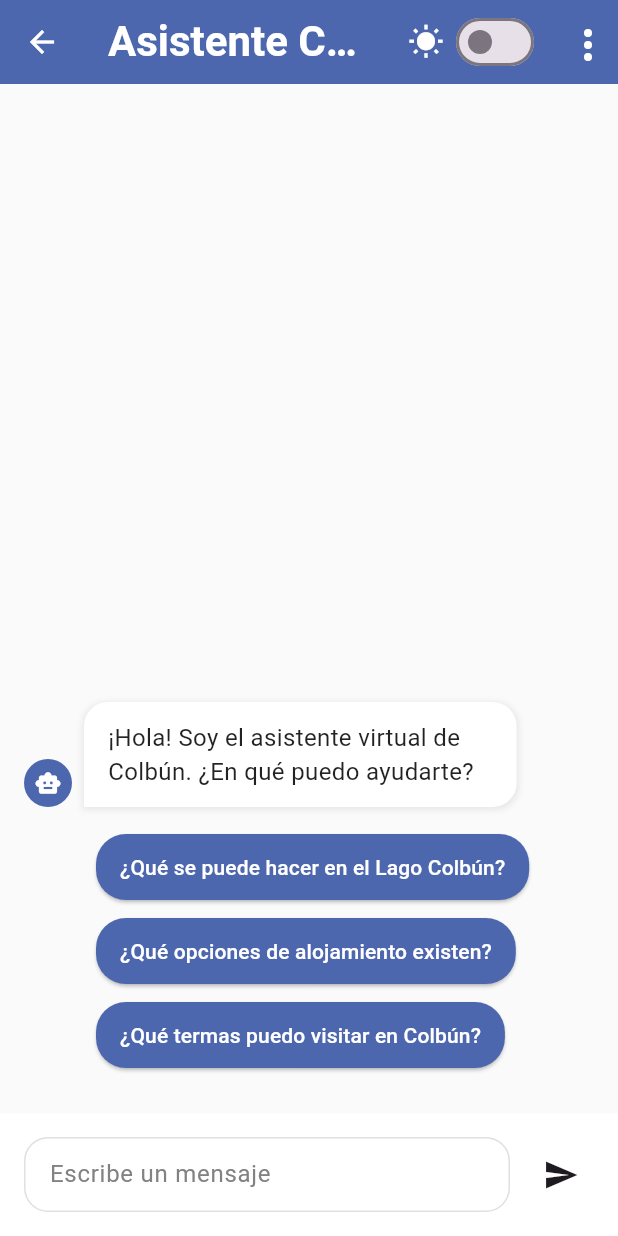
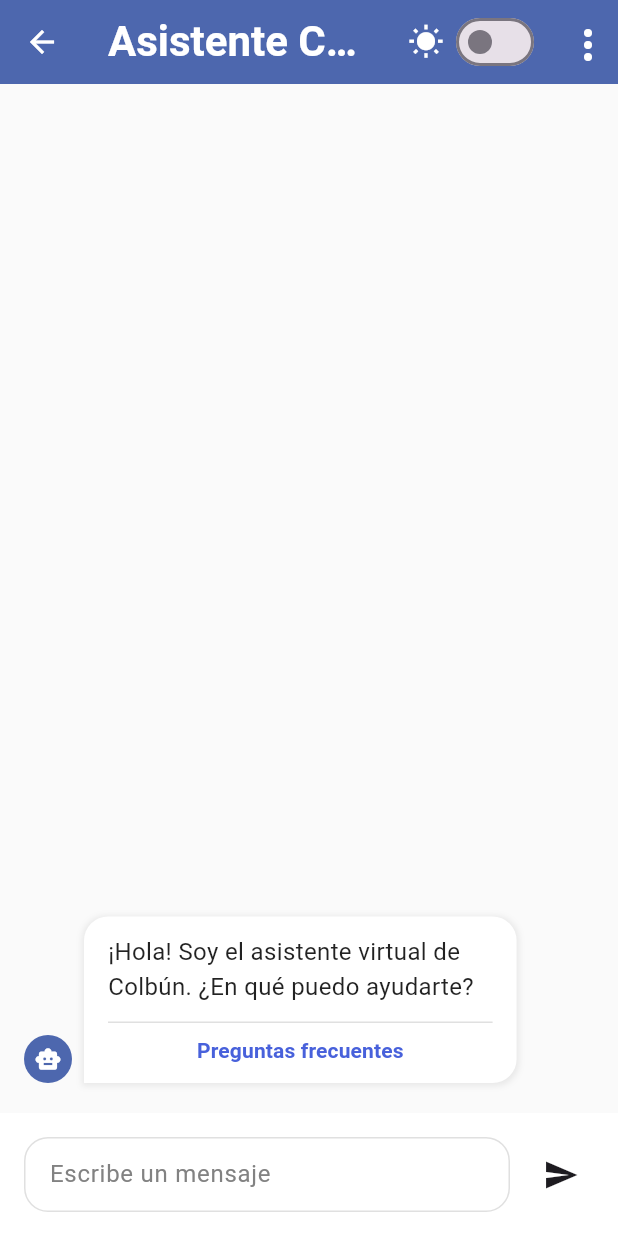
Before and after one commit to BenjajaDev/COLBUN---CONSULTORIA, a Flutter app: the ChatbotScreen screen opened directly, on a phone screen of 412 x 824 dp. Run offline on Flutter 3.47's test engine with Material 3 defaults, Android fonts, the phone set to English and light mode, and no system bars; our stand-ins replace firebase_core, flutter_bloc; accounts and stored records are empty; Roboto replaces fonts that are missing (Poppins); statements that could not run were skipped.

Commit message:
textButton faqs con bloc gestión mostar/ocultar

```diff
--- /dev/null
+++ b/lib/features/chatbot/bloc/faq_bloc.dart
@@ -0,0 +1,13 @@
+
+import 'package:flutter_bloc/flutter_bloc.dart';
+
+part 'faq_event.dart';
+part 'faq_state.dart';
+
+class FaqBloc extends Bloc<FaqEvent, FaqState> {
+  FaqBloc() : super(const FaqState(showFaqs: false)) {
+    on<ToggleFaqsEvent>((event, emit) {
+      emit(state.copyWith(showFaqs: !state.showFaqs));
+    });
+  }
+}
--- /dev/null
+++ b/lib/features/chatbot/bloc/faq_event.dart
@@ -0,0 +1,6 @@
+
+part of 'faq_bloc.dart';
+
+abstract class FaqEvent {}
+
+class ToggleFaqsEvent extends FaqEvent {}
--- /dev/null
+++ b/lib/features/chatbot/bloc/faq_state.dart
@@ -0,0 +1,21 @@
+
+part of 'faq_bloc.dart';
+
+class FaqState {
+  final bool showFaqs;
+
+  const FaqState({required this.showFaqs});
+
+  FaqState copyWith({bool? showFaqs}) {
+    return FaqState(showFaqs: showFaqs ?? this.showFaqs);
+  }
+
+  @override
+  bool operator ==(Object other) {
+    if (identical(this, other)) return true;
+    return other is FaqState && other.showFaqs == showFaqs;
+  }
+
+  @override
+  int get hashCode => showFaqs.hashCode;
+}
--- a/lib/features/chatbot/screen/chatbot_screen.dart
+++ b/lib/features/chatbot/screen/chatbot_screen.dart
@@ -1,6 +1,7 @@
 import 'dart:convert';
 import 'dart:async';
 import 'dart:math' as math;
+import 'package:consultoria_chat_bot/features/chatbot/bloc/faq_bloc.dart';
 import 'package:flutter/material.dart';
 import 'package:flutter/services.dart';
 import 'package:flutter_bloc/flutter_bloc.dart';
@@ -12,8 +13,10 @@
   static const Color lightprimary = Color(0xFF4D67AE);
   static const Color lightbackground = Colors.white;
   static const Color lightTextFieldBorder = Color(0xFFE0E0E0);
+  static const Color lightFaqsButton = Color(0xFF4861DB);
   static const Color darkprimary = Color(0xFF494C6B);
   static const Color darkBackground = Color(0xFF252525);
+  static const Color darkFaqsButton = Color(0xFF6C8AE5);
 }
 
 class BotResponse {
@@ -88,43 +91,24 @@
     addMessage(
         sender: "bot",
         text:
-            "¡Hola! Soy el asistente virtual de Colbún. ¿En qué puedo ayudarte?");
+            "¡Hola! Soy el asistente virtual de Colbún. ¿En qué puedo ayudarte?",
+        type: "welcome_message"
+    );
 
-    // 2. Procesa y muestra las FAQs aleatorias desde el JSON
-    if (_faqs != null) {
-      final List<String> allQuestions = [];
+    /* // 2. Procesa y muestra las FAQs aleatorias desde el JSON usando la funcion helper get
+    final List<String> randomFaqs = _getRandomFaqs(count: 3);
 
-      // Lista de claves de donde extraer las FAQs
-      const faqKeys = ['faq_turismo', 'faq_servicios', 'faq_emergencias'];
-
-      for (var key in faqKeys) {
-        if (_faqs![key] != null && _faqs![key] is List) {
-          for (var entry in _faqs![key]) {
-            // Asume que la pregunta está en la clave "question"
-            if (entry['question'] != null && entry['question'] is String) {
-              allQuestions.add(entry['question']);
-            }
-          }
-        }
+    // Añade las randomFaqs como opciones en el chat
+    if (randomFaqs.isNotEmpty){
+      addMessage(
+        sender: "bot",
+        text: "",
+        type: "faq_options",
+        options: randomFaqs
+      );
+    } */                //Descomentar si se quiere las faqs desde un inicio
   }
 
-      // Baraja la lista de todas las preguntas
-      allQuestions.shuffle();
-
-      // Toma las primeras 3 preguntas de la lista barajada
-      final List<String> randomFaqs = allQuestions.take(3).toList();
-
-      // Añade las preguntas aleatorias como opciones en el chat
-      if (randomFaqs.isNotEmpty) {
-        addMessage(
-          sender: "bot",
-          text: "", // El texto puede estar vacío
-          type: "faq_options",
-          options: randomFaqs,
-        );
-      }
-    }
-  }
   // ============== FIN DE LA FUNCIÓN MODIFICADA ==============
 
   BotResponse _getBotResponse(String userMessage) {
@@ -171,6 +155,7 @@
       action: "query_openai",
     );
   }
+
 
   void handleSendMessage(String text) {
     addMessage(sender: "user", text: text);
@@ -240,6 +225,7 @@
     });
   }
 
+  //Fn controlador feedback
   void _handleFeedback(int messageId, String feedbackType) {
     setState(() {
       final messageIndex = messages.indexWhere((m) => m['id'] == messageId);
@@ -254,6 +240,7 @@
     });
   }
 
+  //Fn limpiar historial
   void _clearChatHistory() {
     setState(() {
       messages.clear();
@@ -261,6 +248,7 @@
     });
   }
 
+  //Fn Ir a whatsapp
   void _launchWhatsApp() async {
     const phoneNumber = "+56912345678";
     const message = "Hola, necesito ayuda de un asesor.";
@@ -272,6 +260,59 @@
       );
     }
   }
+
+  //Nueva función helper que se usará en 2 funciones _showFrequentlyAskedQuestions() y _initializeChat()
+  List<String> _getRandomFaqs({int count = 3}){
+    final List<String> allQuestions = [];
+
+    if (_faqs == null) return allQuestions;
+
+    // Lista de claves de donde extraer las FAQs
+    const faqKeys = ['faq_turismo', 'faq_servicios', 'faq_emergencias'];
+
+    for (var key in faqKeys) {
+      if (_faqs![key] != null && _faqs![key] is List) {
+        for (var entry in _faqs![key]) {
+          if (entry['question'] != null && entry['question'] is String) {
+            allQuestions.add(entry['question']);
+          }
+        }
+      }
+    }
+     // Baraja y toma las preguntas necesarias
+    allQuestions.shuffle();
+    return allQuestions.take(count).toList();
+  }
+
+  void _showFrequentlyAskedQuestions() {
+    final faqBloc = context.read<FaqBloc>();
+    final currentState = faqBloc.state;
+
+    if (!currentState.showFaqs){ //Mostar faqs
+       // Usa la función helper para obtener FAQs aleatorias
+      final List<String> randomFaqs = _getRandomFaqs(count: 3);
+
+      // Añade las preguntas como opciones en el chat
+      if (randomFaqs.isNotEmpty) {
+        addMessage(
+          sender: "bot",
+          text: "Aquí tienes algunas preguntas frecuentes:",
+          type: "faq_options",
+          options: randomFaqs,
+        );
+      }
+    } else { //Ocultar faqs
+      setState((){
+        messages.removeWhere((message) => message['type'] == 'faq_options');
+      });
+    }
+
+    faqBloc.add(ToggleFaqsEvent());
+  }
+
+  // ============================================================================
+  // Inicio construcción visual chat
+  // ============================================================================
 
   @override
   Widget build(BuildContext context) {
@@ -297,6 +338,7 @@
                         typingAnimation: _typingAnimation!,
                         onFeedback: _handleFeedback,
                         onSendMessage: handleSendMessage,
+                        onShowFrequentlyAskedQuestions: _showFrequentlyAskedQuestions,
                       )
                     : Container(),
               ),
@@ -357,7 +399,7 @@
                       context.read<ThemeBloc>().add(ToggleThemeEvent());
                     },
                     activeThumbColor: Colors.white,
-                    activeTrackColor: Colors.white.withOpacity(0.5),
+                    activeTrackColor: Colors.white.withValues(alpha: 0.5),
                   ),
                 ],
               ),
@@ -447,6 +489,7 @@
   final Animation<double> typingAnimation;
   final Function(int, String) onFeedback;
   final Function(String) onSendMessage;
+  final VoidCallback onShowFrequentlyAskedQuestions;
 
   const ChatbotBody({
     super.key,
@@ -457,6 +500,7 @@
     required this.typingAnimation,
     required this.onFeedback,
     required this.onSendMessage,
+    required this.onShowFrequentlyAskedQuestions
   });
 
   @override
@@ -499,10 +543,10 @@
                   crossAxisAlignment: CrossAxisAlignment.end,
                   children: [
                     if (!isUser) ...[
-                      const CircleAvatar(
+                      CircleAvatar(
                         radius: 16,
-                        backgroundColor: AppColors.lightprimary,
-                        child: Icon(
+                        backgroundColor: isDarkMode ? AppColors.darkprimary : AppColors.lightprimary,
+                        child: const Icon(
                           Icons.smart_toy,
                           color: Colors.white,
                           size: 18,
@@ -537,26 +581,66 @@
                                     Radius.circular(isUser ? 0.0 : 16.0)),
                             boxShadow: [
                               BoxShadow(
-                                color: Colors.grey.withOpacity(0.2),
+                                color: Colors.grey.withValues(alpha: 0.2),
                                 spreadRadius: 1,
                                 blurRadius: 3,
                                 offset: const Offset(0, 1),
                               ),
                             ],
                           ),
-                          child: Text(
+                          child: Column(
+                            crossAxisAlignment: CrossAxisAlignment.start,
+                            children: [
+                              //Si el mensaje es normal...
+                              if (message['text'] != null && message['text'].isNotEmpty)
+                                Text(
                                   message['text'] ?? '',
                                   style: TextStyle(
-                              color: isUser
+                                    color : isUser
                                       ? Colors.white
-                                  : (isDarkMode
-                                      ? Colors.white
-                                      : Colors.black87),
+                                      : (isDarkMode ? Colors.white : Colors.black87),
                                     fontSize: 16,
                                     fontFamily: 'Poppins',
-                              fontWeight: FontWeight.w400,
+                                    fontWeight: FontWeight.w400
                                   ),
                                 ),
+                              //Si el mensaje es de bienvenida...
+                              if (message['type'] == 'welcome_message')
+                              Column(
+                                children: [
+                                  const SizedBox(height: 12,),
+                                  Container(
+                                    height: 1,
+                                    color: Colors.grey[300],
+                                  ),
+                                  const SizedBox(height: 8,),
+                                  BlocBuilder<FaqBloc, FaqState>(
+                                    builder: (context, faqState){
+                                      return TextButton(
+                                        onPressed: () => onShowFrequentlyAskedQuestions(),
+                                        style: TextButton.styleFrom(
+                                          padding: EdgeInsets.zero,
+                                          minimumSize: Size.zero,
+                                          tapTargetSize: MaterialTapTargetSize.shrinkWrap
+                                        ),
+                                        child: Text(
+                                          "Preguntas frecuentes",
+                                          style: TextStyle(
+                                            color: isDarkMode
+                                              ? AppColors.darkFaqsButton
+                                              : AppColors.lightFaqsButton,
+                                            fontSize: 14,
+                                            fontFamily: 'Poppins',
+                                            fontWeight: FontWeight.w600,
+                                          ),
+                                        )
+                                      );
+                                    }
+                                  )
+                                ],
+                              )
+                            ],
+                          )
                         ),
                       ),
                     if (isUser) ...[
@@ -573,7 +657,8 @@
                     ],
                   ],
                 ),
-                if (!isUser && isLastBotMessage) _buildFeedbackButtons(message),
+                if (!isUser && isLastBotMessage && message['type'] != 'welcome_message')
+                  _buildFeedbackButtons(message),
               ],
             ),
           );
@@ -616,10 +701,8 @@
     final feedbackState = message['feedback'];
     final messageId = message['id'];
 
-    if (message['text']
-        .toString()
-        .contains("¡Hola! Soy el asistente virtual")) {
-      return const SizedBox.shrink();
+    if (message['type'] == 'welcome_message'){
+      return const SizedBox.shrink() ;
     }
 
     return feedbackState == null
@@ -677,7 +760,7 @@
               ),
               boxShadow: [
                 BoxShadow(
-                  color: Colors.grey.withOpacity(0.2),
+                  color: Colors.grey.withValues(alpha: 0.2),
                   spreadRadius: 1,
                   blurRadius: 3,
                   offset: const Offset(0, 1),
```
Also changed, not shown: lib/main.dart (+6 -2 lines). Lines whose indentation alone changed are shown as unchanged.
